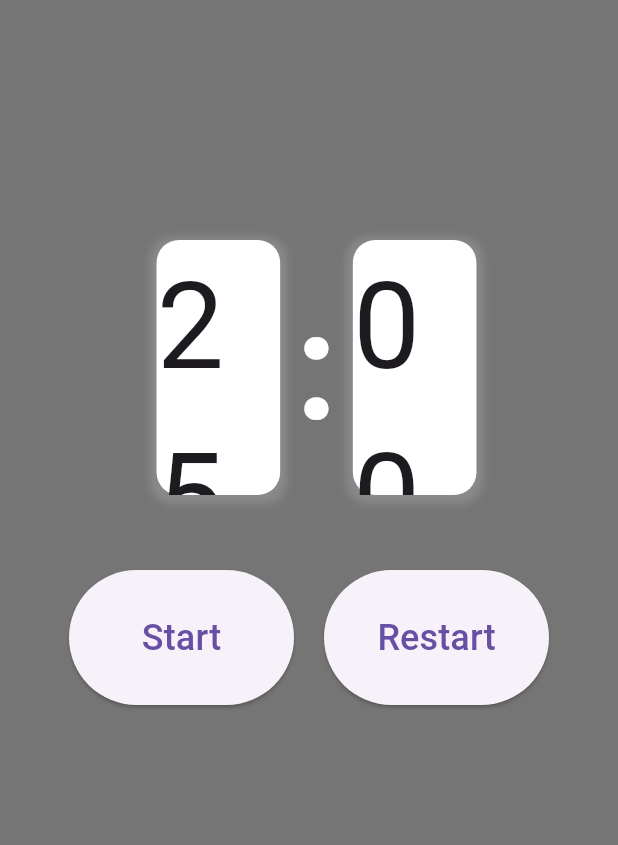
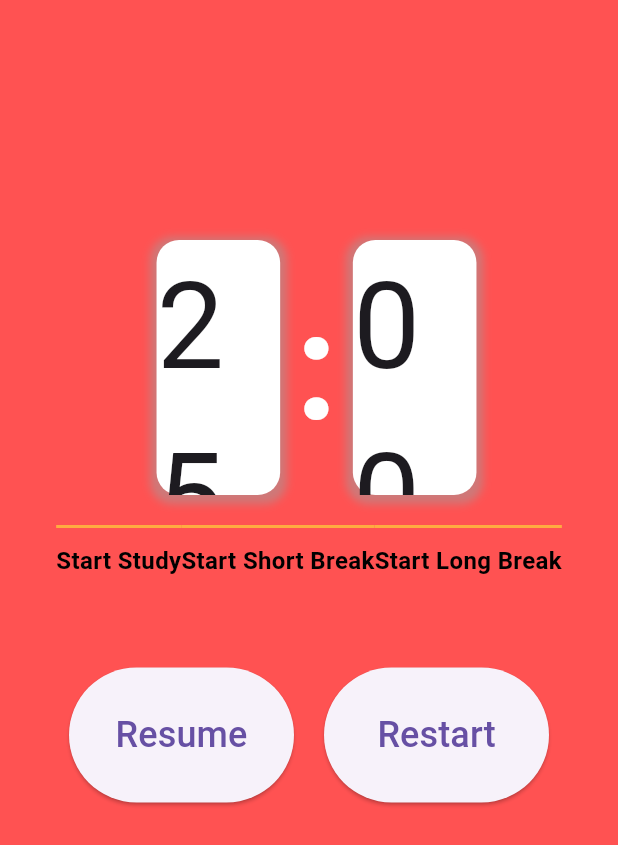
Before and after one commit to Maki200320/pomodoro, a Flutter app: the screen it shows after launch, on a phone screen of 412 x 824 dp. Shown: the top 845 px of the screen. Run offline on Flutter 3.47's test engine with Material 3 defaults, Android fonts, the phone set to English and light mode, and no system bars.

Commit message:
done function but UI semi-sucks

```diff
--- a/lib/main.dart
+++ b/lib/main.dart
@@ -1,5 +1,6 @@
 import 'dart:async';
 import 'package:flutter/material.dart';
+import 'package:pomodoe/widget/button.dart';
 
 void main() {
   runApp(const MyApp());
@@ -14,7 +15,6 @@ class MyApp extends StatelessWidget {
       title: 'Flutter Demo',
       theme: ThemeData(
         primarySwatch: Colors.deepPurple,
-
       ),
       home: const HomeScreen(),
       debugShowCheckedModeBanner: false,
@@ -31,8 +31,15 @@ class HomeScreen extends StatefulWidget {
 
 class _HomeScreenState extends State<HomeScreen> {
   late Timer _timer;
-  int _secondsLeft = 25 * 60; // 25 minutes
+  int _studyTime = 25 * 60; // 25 minutes
+  int _shortBreakTime = 5 * 60; // 5 minutes
+  int _longBreakTime = 30 * 60; // 30 minutes
+  int _currentTime = 25 * 60; // Initially set to study time
+
   bool _timerRunning = false;
+  bool _studyButtonEnabled = true;
+  bool _shortBreakButtonEnabled = true;
+  bool _longBreakButtonEnabled = true;
 
   @override
   void dispose() {
@@ -40,40 +47,56 @@ class _HomeScreenState extends State<HomeScreen> {
     super.dispose();
   }
 
-  void _startTimer() {
+  void _startTimer(int duration) {
     setState(() {
       _timerRunning = true;
+      _currentTime = duration;
+      _studyButtonEnabled = false;
+      _shortBreakButtonEnabled = false;
+      _longBreakButtonEnabled = false;
     });
     const oneSecond = Duration(seconds: 1);
     _timer = Timer.periodic(oneSecond, (timer) {
-      if (_secondsLeft == 0) {
+      if (_currentTime == 0) {
         timer.cancel();
         ScaffoldMessenger.of(context).showSnackBar(
-          const SnackBar(content: Text('Time is up!')),
+          SnackBar(content: Text('Time is up!')),
         );
         setState(() {
           _timerRunning = false;
+          _studyButtonEnabled = true;
+          _shortBreakButtonEnabled = true;
+          _longBreakButtonEnabled = true;
         });
       } else {
         setState(() {
-          _secondsLeft--;
+          _currentTime--;
         });
       }
     });
   }
 
-  void _pauseTimer() {
-    _timer.cancel();
-    setState(() {
-      _timerRunning = false;
-    });
+  void _toggleTimer() {
+    if (_timerRunning) {
+      _timer.cancel();
+      setState(() {
+        _timerRunning = false;
+        _studyButtonEnabled = true;
+        _shortBreakButtonEnabled = true;
+        _longBreakButtonEnabled = true;
+      });
+    } else {
+      _startTimer(_currentTime);
+    }
   }
 
   void _restartTimer() {
     _timer.cancel();
     setState(() {
-      _secondsLeft = 25 * 60;
-      _timerRunning = false;
+      _currentTime = _studyTime;
+      _studyButtonEnabled = true;
+      _shortBreakButtonEnabled = true;
+      _longBreakButtonEnabled = true;
     });
   }
 
@@ -84,8 +107,7 @@ class _HomeScreenState extends State<HomeScreen> {
     var width = size.width;
 
     return Scaffold(
-      backgroundColor: Colors.black54,
-
+      backgroundColor: Colors.redAccent.shade200,
       body: Column(
         children: [
           Padding(
@@ -95,6 +117,7 @@ class _HomeScreenState extends State<HomeScreen> {
                 alignment: Alignment.center,
                 child: Row(
                   mainAxisAlignment: MainAxisAlignment.center,
+                  crossAxisAlignment: CrossAxisAlignment.center,
                   children: [
                     const SizedBox(width: 10),
                     SizedBox(
@@ -117,7 +140,7 @@ class _HomeScreenState extends State<HomeScreen> {
                         ),
                         child: Center(
                           child: Text(
-                            '${(_secondsLeft ~/ 60)}',
+                            '${(_currentTime ~/ 60)}',
                             style: const TextStyle(fontSize: 80),
                           ),
                         ),
@@ -153,7 +176,7 @@ class _HomeScreenState extends State<HomeScreen> {
                         ),
                         child: Center(
                           child: Text(
-                            '${(_secondsLeft % 60).toString().padLeft(2, '0')}',
+                            (_currentTime % 60).toString().padLeft(2, '0'),
                             style: const TextStyle(fontSize: 80),
                           ),
                         ),
@@ -164,19 +187,44 @@ class _HomeScreenState extends State<HomeScreen> {
               ),
             ),
           ),
+          SizedBox(height: 20.0,),
+          Row(
+            crossAxisAlignment: CrossAxisAlignment.center,
+            mainAxisAlignment: MainAxisAlignment.center,
+            children: [
+              TopBorderButton(
+                onPressed: ()=> _studyButtonEnabled ?  _startTimer(_studyTime) : null,
+                text: "Start Study",
+              ),
+              TopBorderButton(
+                onPressed:() =>  _shortBreakButtonEnabled ? _startTimer(_shortBreakTime) : null,
+               text: "Start Short Break",
+              ),
+              TopBorderButton(
+                onPressed: () => _longBreakButtonEnabled ?  _startTimer(_longBreakTime) : null,
+                 text: ("Start Long Break"),
+              ),
+            ],
+          ),
           Padding(
             padding: const EdgeInsets.only(top: 50),
             child: Row(
               mainAxisAlignment: MainAxisAlignment.center,
               children: [
-                Container(
+                SizedBox(
                   height: 90,
                   width: 150,
                   child: ElevatedButton(
-                    onPressed: _timerRunning ? _pauseTimer : _startTimer,
+                    onPressed: () {
+                      if (_timerRunning) {
+                        _toggleTimer(); // Pause the timer
+                      } else {
+                        _startTimer(_currentTime); // Resume the timer
+                      }
+                    },
                     child: Text(
-                      _timerRunning ? "Pause" : "Start",
-                      style: const TextStyle(fontSize: 24),
+                      _timerRunning ? 'Pause' : 'Resume',
+                      style: TextStyle(fontSize: 24),
                     ),
                   ),
                 ),
@@ -184,7 +232,6 @@ class _HomeScreenState extends State<HomeScreen> {
                 SizedBox(
                   height: 90,
                   width: 150,
-
                   child: ElevatedButton(
                     onPressed: _restartTimer,
                     child: const Text(
--- /dev/null
+++ b/lib/widget/button.dart
@@ -0,0 +1,42 @@
+import 'package:flutter/material.dart';
+
+class TopBorderButton extends StatelessWidget {
+  final String text;
+  final VoidCallback onPressed;
+
+  const TopBorderButton({
+    Key? key,
+    required this.text,
+    required this.onPressed,
+  }) : super(key: key);
+
+  @override
+  Widget build(BuildContext context) {
+    return GestureDetector(
+      onTap: onPressed,
+      child: Container(
+        decoration: const BoxDecoration(
+          border: Border(
+            top: BorderSide(
+              color: Colors.orangeAccent, // Change color as needed
+              width: 2.0, // Change width as needed
+            ),
+          ),
+        ),
+        child: Center(
+          child: Padding(
+            padding: const EdgeInsets.symmetric(vertical: 10.0),
+            child: Text(
+              text,
+              style: const TextStyle(
+                fontSize: 16.0,
+                fontWeight: FontWeight.bold,
+                color: Colors.black, // Change text color as needed
+              ),
+            ),
+          ),
+        ),
+      ),
+    );
+  }
+}
```
Also changed, not shown: lib/widget/widgets.dart (deleted, +0 -60 lines).
